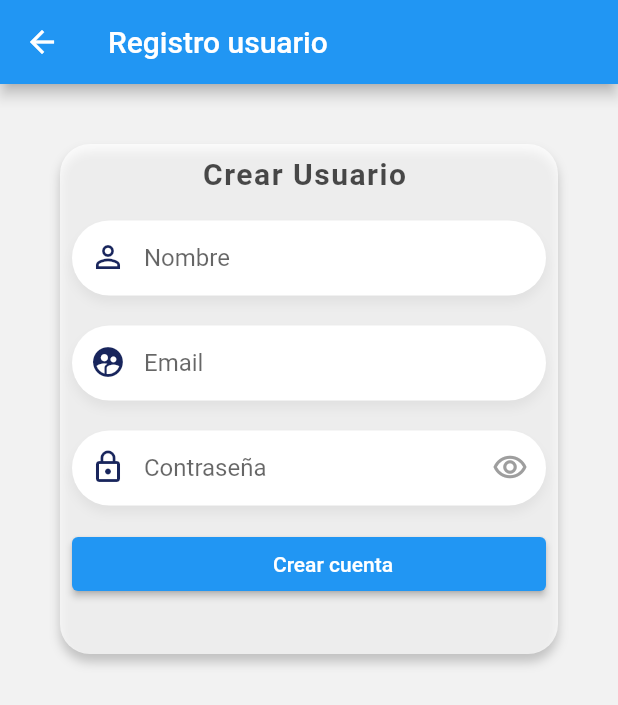
After one commit to gonzalezruben681/qr_code_gestor, a Flutter app: the screen it shows after launch, after a tap on "Registro", on a phone screen of 412 x 824 dp. The commit adds this screen. Shown: the top 705 px of the screen. Run offline on Flutter 3.47's test engine with Material 2 defaults, Android fonts, the phone set to English and light mode, and no system bars; drawn by our look-alikes of reactive_forms; our stand-ins replace cloud_firestore, firebase_auth, firebase_core, image_gallery_saver, qr_flutter; missing offline and left inert: barcode_image, file_selector, flutter_barcode_scanner; accounts and stored records are empty.

Commit message:
add: diseño y capas para registro

```diff
--- /dev/null
+++ b/lib/domain/models/user_model.dart
@@ -0,0 +1,25 @@
+import 'dart:convert';
+
+UserModel userModelFromJson(String str) => UserModel.fromJson(json.decode(str));
+
+String userModelToJson(UserModel data) => json.encode(data.toJson());
+
+class UserModel {
+  final String id;
+  final String name;
+  final String email;
+
+  UserModel({required this.id, required this.name, required this.email});
+
+  factory UserModel.fromJson(Map<String, dynamic> json) => UserModel(
+        name: json["name"],
+        email: json["email"],
+        id: json["id"],
+      );
+
+  Map<String, dynamic> toJson() => {
+        "name": name,
+        "email": email,
+        "id": id,
+      };
+}
--- /dev/null
+++ b/lib/domain/repositories/auth_repository.dart
@@ -0,0 +1,6 @@
+abstract class AuthRepository {
+  Future<String?> authenticate(String email, String password);
+  Future<void> register(String nombre, String email, String password);
+  Future<void> signOut();
+  Future<bool> isSignedIn();
+}
--- /dev/null
+++ b/lib/domain/usecases/auth.dart
@@ -0,0 +1,23 @@
+import 'package:qr_code_gestor/domain/repositories/auth_repository.dart';
+
+class AuthenticationUseCase {
+  final AuthRepository authenticationRepository;
+
+  AuthenticationUseCase({required this.authenticationRepository});
+
+  Future<String?> authenticate(String email, String password) async {
+    return await authenticationRepository.authenticate(email, password);
+  }
+
+  Future<void> register(String nombre, String email, String password) async {
+    return await authenticationRepository.register(nombre, email, password);
+  }
+
+  Future<void> signOut() async {
+    return await authenticationRepository.signOut();
+  }
+
+  Future<bool> isSignedIn() async {
+    return await authenticationRepository.isSignedIn();
+  }
+}
--- a/lib/main.dart
+++ b/lib/main.dart
@@ -1,6 +1,9 @@
 import 'package:flutter/material.dart';
-import 'package:qr_code_gestor/presentation/qr_gestor.dart';
+import 'package:qr_code_gestor/presentation/view/home_view.dart';
+import 'package:qr_code_gestor/presentation/view/qr_gestor.dart';
 import 'package:firebase_core/firebase_core.dart';
+import 'package:qr_code_gestor/presentation/view/qr_scan.dart';
+import 'package:qr_code_gestor/presentation/view/register_user_view.dart';
 import 'firebase_options.dart';
 
 void main() async {
@@ -16,10 +19,17 @@ class MyApp extends StatelessWidget {
 
   @override
   Widget build(BuildContext context) {
-    return const MaterialApp(
+    return MaterialApp(
       debugShowCheckedModeBanner: false,
       title: 'Material App',
-      home: QRGestor(),
+      initialRoute: '/',
+      routes: {
+        '/': (context) => const HomeView(),
+        '/register': (context) => const RegisterView(),
+        '/qrgestor': (context) => const QRGestor(),
+        '/qrscan': (context) => const QRScanWiew(),
+      },
+      // home: QRGestor(),
     );
   }
 }
--- /dev/null
+++ b/lib/presentation/view/home_view.dart
@@ -0,0 +1,21 @@
+import 'package:flutter/material.dart';
+
+class HomeView extends StatelessWidget {
+  const HomeView({super.key});
+
+  @override
+  Widget build(BuildContext context) {
+    return Scaffold(
+      appBar: AppBar(title: const Text('Home')),
+      body: Center(
+          child: Column(
+        children: [
+          ElevatedButton(
+              onPressed: () => Navigator.pushNamed(context, '/register'),
+              child: const Text('Registro')),
+          ElevatedButton(onPressed: () {}, child: const Text('Entrar')),
+        ],
+      )),
+    );
+  }
+}
--- /dev/null
+++ b/lib/presentation/view/register_user_view.dart
@@ -0,0 +1,147 @@
+import 'package:flutter/material.dart';
+import 'package:qr_code_gestor/presentation/widgets/custom_button.dart';
+import 'package:qr_code_gestor/presentation/widgets/custom_input.dart';
+import 'package:reactive_forms/reactive_forms.dart';
+
+class RegisterView extends StatelessWidget {
+  const RegisterView({super.key});
+
+  @override
+  Widget build(BuildContext context) {
+    return Scaffold(
+      backgroundColor: const Color(0xffF2f2F2),
+      appBar: AppBar(title: const Text('Registro usuario')),
+      body: SingleChildScrollView(
+        child: SizedBox(
+          height: 620,
+          child: Column(
+              mainAxisAlignment: MainAxisAlignment.spaceBetween,
+              children: [
+                _Form(),
+              ]),
+        ),
+      ),
+    );
+  }
+}
+
+class _Form extends StatefulWidget {
+  @override
+  State<_Form> createState() => __FormState();
+}
+
+class __FormState extends State<_Form> {
+  bool _showPassword = true;
+
+// validaciones del formulario
+  final form = FormGroup({
+    'name': FormControl<String>(validators: [
+      Validators.required,
+      Validators.pattern(r'^[a-zA-ZñÑ,\sáéíóúÁÉÍÓÚ]+$'),
+    ]),
+    'email': FormControl<String>(validators: [
+      Validators.required,
+      Validators.email,
+    ]),
+    'password': FormControl<String>(validators: [
+      Validators.required,
+      Validators.maxLength(18),
+    ]),
+  });
+
+  @override
+  Widget build(BuildContext context) {
+    return Center(
+      child: Container(
+        margin: const EdgeInsets.only(top: 40),
+        padding: const EdgeInsets.symmetric(horizontal: 40),
+        child: Container(
+          decoration: BoxDecoration(
+              color: Colors.white70,
+              borderRadius: BorderRadius.circular(20),
+              boxShadow: [
+                BoxShadow(
+                    color: Colors.black.withOpacity(0.2),
+                    offset: const Offset(0, 5),
+                    blurRadius: 5)
+              ]),
+          height: 340,
+          width: 350,
+          padding: const EdgeInsets.all(8.0),
+          child: ReactiveForm(
+            formGroup: form,
+            child: Column(
+              children: [
+                Text(
+                  'Crear Usuario ',
+                  style: TextStyle(
+                      color: Colors.black.withOpacity(.7),
+                      fontWeight: FontWeight.w600,
+                      fontSize: 20,
+                      letterSpacing: 1),
+                ),
+                const SizedBox(height: 20),
+                CustomInput(
+                  icon: Icons.perm_identity,
+                  placeholder: 'Nombre',
+                  formControlName: 'name',
+                  validationMessages: {
+                    ValidationMessage.required: (error) =>
+                        'Este campo es requerido',
+                    ValidationMessage.pattern: (errror) =>
+                        'Solo se permiten letras, comas y espacios',
+                  },
+                ),
+                const SizedBox(height: 20),
+                CustomInput(
+                  icon: Icons.supervised_user_circle,
+                  placeholder: 'Email',
+                  formControlName: 'email',
+                  validationMessages: {
+                    ValidationMessage.required: (error) =>
+                        'Este campo es requerido',
+                    ValidationMessage.email: (error) =>
+                        'Ingrese un email correcto',
+                  },
+                ),
+                const SizedBox(height: 20),
+                CustomInput(
+                  icon: Icons.lock_outline,
+                  placeholder: 'Contraseña',
+                  formControlName: 'password',
+                  validationMessages: {
+                    ValidationMessage.required: (error) =>
+                        'Este campo es requerido',
+                    ValidationMessage.maxLength: (error) =>
+                        'Solo esta permitido hasta 18 caracteres',
+                  },
+                  obscureText: _showPassword,
+                  suffixIcon: IconButton(
+                    icon: Icon(
+                      Icons.remove_red_eye_outlined,
+                      color:
+                          _showPassword ? Colors.grey : const Color(0xff18255c),
+                    ),
+                    onPressed: () =>
+                        setState(() => _showPassword = !_showPassword),
+                  ),
+                ),
+                const SizedBox(height: 15),
+                CustomButton(
+                  text: 'Crear cuenta',
+                  onPressed: () async {
+                    FocusScope.of(context).unfocus();
+                    if (form.invalid) {
+                      form.markAllAsTouched();
+                      return;
+                    }
+                  },
+                ),
+              ],
+            ),
+          ),
+        ),
+      ),
+    );
+  }
+}
--- /dev/null
+++ b/lib/presentation/widgets/custom_button.dart
@@ -0,0 +1,29 @@
+import 'package:flutter/material.dart';
+
+class CustomButton extends StatelessWidget {
+  const CustomButton({
+    super.key,
+    this.icon,
+    required this.text,
+    required this.onPressed,
+  });
+
+  final IconData? icon;
+  final String? text;
+  final Function()? onPressed;
+
+  @override
+  Widget build(BuildContext context) {
+    return ElevatedButton(
+      onPressed: onPressed,
+      child: Row(
+        mainAxisAlignment: MainAxisAlignment.center,
+        children: [
+          Icon(icon),
+          const SizedBox(width: 8),
+          Text(text ?? ''),
+        ],
+      ),
+    );
+  }
+}
--- /dev/null
+++ b/lib/presentation/widgets/custom_input.dart
@@ -0,0 +1,72 @@
+import 'package:flutter/material.dart';
+import 'package:reactive_forms/reactive_forms.dart';
+
+class CustomInput extends StatelessWidget {
+  final IconData icon;
+  final Widget? suffixIcon;
+  final String formControlName;
+  final String placeholder;
+  final TextInputType? keyboardType;
+  final bool? obscureText;
+  final bool? enabled;
+  final TextStyle? style;
+  final Map<String, String Function(Object)>? validationMessages;
+
+  const CustomInput({
+    super.key,
+    required this.icon,
+    required this.placeholder,
+    this.keyboardType,
+    this.obscureText,
+    this.enabled,
+    this.suffixIcon,
+    this.style,
+    required this.formControlName,
+    this.validationMessages,
+  });
+
+  @override
+  Widget build(BuildContext context) {
+    return Stack(
+      children: [
+        Container(
+          padding: const EdgeInsets.symmetric(horizontal: 2, vertical: 2),
+          height: 50,
+          width: MediaQuery.of(context).size.height * .8,
+          decoration: BoxDecoration(
+              color: Colors.white,
+              borderRadius: BorderRadius.circular(30),
+              boxShadow: [
+                BoxShadow(
+                    color: Colors.black.withOpacity(0.05),
+                    offset: const Offset(0, 5),
+                    blurRadius: 5)
+              ]),
+        ),
+        ReactiveTextField<String>(
+          style: style,
+          cursorColor: const Color(0xff18255c),
+          formControlName: formControlName,
+          autocorrect: false,
+          obscureText: obscureText ?? false,
+          keyboardType: keyboardType ?? TextInputType.text,
+          validationMessages: validationMessages,
+          decoration: InputDecoration(
+              focusedErrorBorder: OutlineInputBorder(
+                borderSide: const BorderSide(color: Colors.red, width: 2.0),
+                borderRadius: BorderRadius.circular(30.0),
+              ),
+              contentPadding: const EdgeInsets.fromLTRB(20.0, 15, 10.0, 10),
+              prefixIcon: Icon(
+                icon,
+                color: const Color(0xff18255c),
+              ),
+              suffixIcon: suffixIcon,
+              focusedBorder: InputBorder.none,
+              border: InputBorder.none,
+              hintText: placeholder),
+        ),
+      ],
+    );
+  }
+}
```
Also changed, not shown: lib/data/firebase/repositories/auth_repository_impl.dart (added, +47 -0 lines), lib/data/firebase/repositories/contact_repository_impl.dart (added, +44 -0 lines), lib/domain/models/contacto.dart (+25 -6 lines), lib/domain/repositories/contacto_repository.dart (added, +8 -0 lines), lib/domain/usecases/add_contacto.dart (added, +13 -0 lines), lib/helper/snackbar_notification.dart (added, +13 -0 lines), lib/presentation/view/qr_gestor.dart (renamed from lib/presentation/qr_gestor.dart, +5 -19 lines), lib/presentation/view/qr_scan.dart (renamed from lib/presentation/qr_scan.dart, +5 -5 lines), pubspec.yaml (+7 -1 lines), pubspec.lock, 2 other files.
